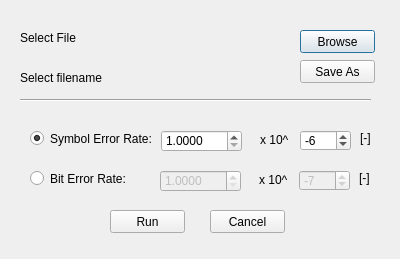
honzabilek4/VideoCodecs, file channel.ui: the form before one commit.
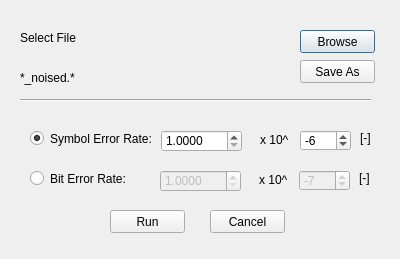
The form after the commit.

Patch:
```diff
--- a/channel.ui
+++ b/channel.ui
@@ -62,7 +62,7 @@
     </rect>
    </property>
    <property name="text">
-    <string>Select filename</string>
+    <string>*_noised.*</string>
    </property>
   </widget>
   <widget class="Line" name="line">
```
